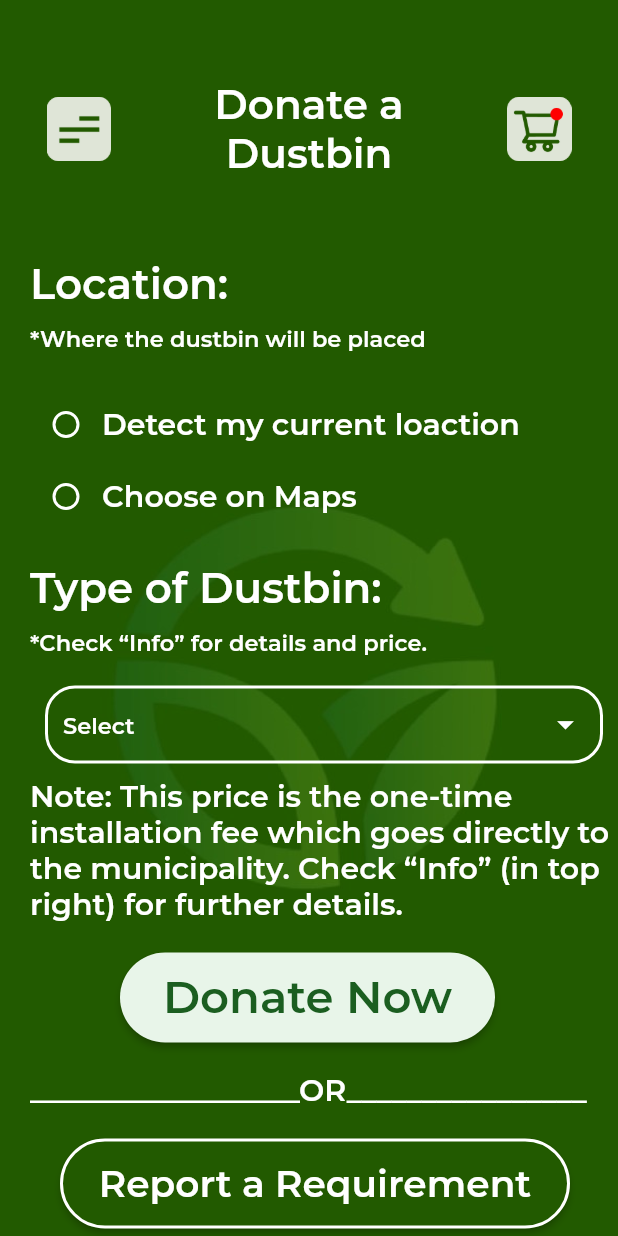
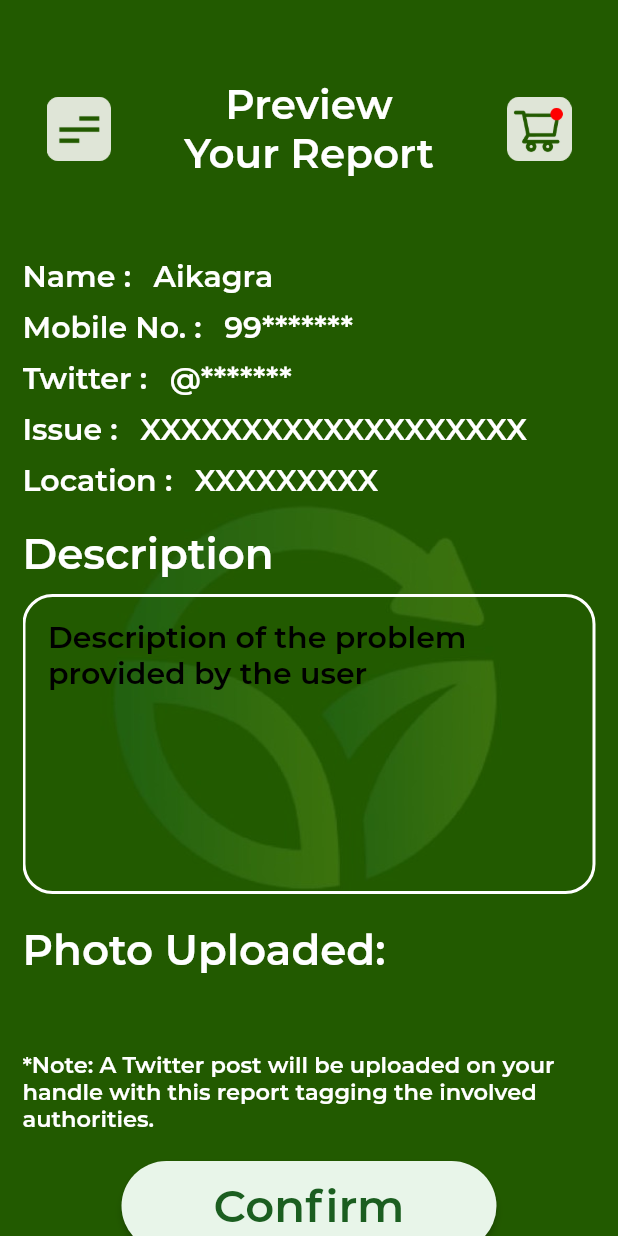
Before and after one commit to rounak610/oxon_app, a Flutter app: the screen it shows after launch, after a tap on "Sign Up", on a phone screen of 412 x 824 dp. Run offline on Flutter 3.47's test engine with Material 2 defaults, Android fonts, the phone set to English and light mode, and no system bars.

Commit message:
preview report

```diff
--- a/lib/pages/donate_dustbin.dart
+++ b/lib/pages/donate_dustbin.dart
@@ -59,9 +59,9 @@ class _DonateDustbinState extends State<DonateDustbin> {
                           .image,
                       fit: BoxFit.cover)),
             ),
-            SingleChildScrollView(
-              child: Padding(
-                padding : EdgeInsets.fromLTRB(20, 0, 0, 0),
+            Padding(
+              padding: EdgeInsets.fromLTRB(10, 0, 10, 0),
+              child: SingleChildScrollView(
                 child: Column(
                   crossAxisAlignment: CrossAxisAlignment.start,
                   children: [
@@ -205,8 +205,7 @@ class _DonateDustbinState extends State<DonateDustbin> {
                     SizedBox(
                       height: 20,
                     ),
-                    Padding(
-                      padding: EdgeInsets.fromLTRB(60, 0, 0, 0),
+                    Center(
                       child: ConstrainedBox(
                         constraints: const BoxConstraints.tightFor(width: 250, height: 60),
                         child: ElevatedButton(
@@ -242,8 +241,7 @@ class _DonateDustbinState extends State<DonateDustbin> {
                     SizedBox(
                       height: 20,
                     ),
-                    Padding(
-                      padding: EdgeInsets.fromLTRB(20, 0, 0, 0),
+                    Center(
                       child: ConstrainedBox(
                         constraints: const BoxConstraints.tightFor(width: 340, height: 60),
                         child: ElevatedButton(
--- /dev/null
+++ b/lib/pages/preview_report.dart
@@ -0,0 +1,312 @@
+import 'package:flutter/cupertino.dart';
+import 'package:flutter/material.dart';
+import 'package:oxon_app/widgets/custom_appbar.dart';
+import 'package:oxon_app/widgets/custom_drawer.dart';
+
+class PreviewReport extends StatefulWidget {
+  const PreviewReport({Key? key}) : super(key: key);
+
+  @override
+  _PreviewReportState createState() => _PreviewReportState();
+}
+
+class _PreviewReportState extends State<PreviewReport> {
+  @override
+  Widget build(BuildContext context) {
+    return SafeArea(
+        child: Scaffold(
+          drawer: CustomDrawer(),
+          appBar: CustomAppBar(context,"Preview Your Report",
+              [
+                Container(
+                  width: 105,
+                  height: 105,
+                  child: IconButton(
+                      onPressed: () {},
+                      icon: Container(
+                        width: 43,
+                        height: 43,
+                        alignment: Alignment.center,
+                        decoration: BoxDecoration(
+                            image: DecorationImage(
+                                image: AssetImage("assets/icons/shopping_cart.png"))),
+                      )
+                  ),
+                )
+              ]
+          ),
+          body: Stack(
+            children: [
+              Container(
+                decoration: BoxDecoration(
+                    image: DecorationImage(
+                        image:
+                        Image.asset('assets/images/products_pg_bg.png')
+                            .image,
+                        fit: BoxFit.cover)),
+              ),
+              Padding(
+                padding: EdgeInsets.fromLTRB(15, 0, 15, 0),
+                child: SingleChildScrollView(
+                  child: Column(
+                    crossAxisAlignment: CrossAxisAlignment.start,
+                    children: [
+                      Row(
+                        children: [
+                          Text("Name :",
+                            style: TextStyle(
+                                fontSize: 20,
+                                color: Colors.white,
+                                fontWeight: FontWeight.w300
+                            ),
+                          ),
+                          SizedBox(
+                            width: 15,
+                          ),
+                          Text("Aikagra",
+                            style: TextStyle(
+                                fontSize: 20,
+                                color: Colors.white,
+                                fontWeight: FontWeight.w300
+                            ),
+                          )
+                        ],
+                      ),
+                      SizedBox(
+                        height: 10,
+                      ),
+                      Row(
+                        children: [
+                          Text("Mobile No. :",
+                            style: TextStyle(
+                                fontSize: 20,
+                                color: Colors.white,
+                                fontWeight: FontWeight.w300
+                            ),
+                          ),
+                          SizedBox(
+                            width: 15,
+                          ),
+                          Text("99*******",
+                            style: TextStyle(
+                                fontSize: 20,
+                                color: Colors.white,
+                                fontWeight: FontWeight.w300
+                            ),
+                          )
+                        ],
+                      ),
+                      SizedBox(
+                        height: 10,
+                      ),
+                      Row(
+                        children: [
+                          Text("Twitter :",
+                            style: TextStyle(
+                                fontSize: 20,
+                                color: Colors.white,
+                                fontWeight: FontWeight.w300
+                            ),
+                          ),
+                          SizedBox(
+                            width: 15,
+                          ),
+                          Text("@*******",
+                            style: TextStyle(
+                                fontSize: 20,
+                                color: Colors.white,
+                                fontWeight: FontWeight.w300
+                            ),
+                          )
+                        ],
+                      ),
+                      SizedBox(
+                        height: 10,
+                      ),
+                      Row(
+                        children: [
+                          Text("Issue :",
+                            style: TextStyle(
+                                fontSize: 20,
+                                color: Colors.white,
+                                fontWeight: FontWeight.w300
+                            ),
+                          ),
+                          SizedBox(
+                            width: 15,
+                          ),
+                          Text("XXXXXXXXXXXXXXXXXXX",
+                            style: TextStyle(
+                                fontSize: 20,
+                                color: Colors.white,
+                                fontWeight: FontWeight.w300
+                            ),
+                          )
+                        ],
+                      ),
+                      SizedBox(
+                        height: 10,
+                      ),
+                      Row(
+                        children: [
+                          Text("Location :",
+                            style: TextStyle(
+                                fontSize: 20,
+                                color: Colors.white,
+                                fontWeight: FontWeight.w300
+                            ),
+                          ),
+                          SizedBox(
+                            width: 15,
+                          ),
+                          Text("XXXXXXXXX",
+                            style: TextStyle(
+                                fontSize: 20,
+                                color: Colors.white,
+                                fontWeight: FontWeight.w300
+                            ),
+                          )
+                        ],
+                      ),
+                      SizedBox(
+                        height: 20,
+                      ),
+                      Text("Description",
+                        style: TextStyle(
+                            fontSize: 28,
+                            color: Colors.white,
+                            fontWeight: FontWeight.w700
+                        ),
+                      ),
+                      SizedBox(
+                        height: 10,
+                      ),
+                      Container(
+                       height: 200,
+                        width: MediaQuery.of(context).size.width,
+                        padding: EdgeInsets.all(15),
+                        decoration: BoxDecoration(
+                          border: Border.all(color: Colors.white, width: 2),
+                          borderRadius: BorderRadius.circular(20),
+                        ),
+                        child: Text("Description of the problem provided by the user",
+                          style: TextStyle(
+                              fontSize: 20,
+                              color: Colors.black,
+                              fontWeight: FontWeight.w200
+                          ),
+                        ),
+                      ),
+                      SizedBox(
+                        height: 20,
+                      ),
+                      Text("Photo Uploaded:",
+                        style: TextStyle(
+                            fontSize: 28,
+                            color: Colors.white,
+                            fontWeight: FontWeight.w700
+                        ),
+                      ),
+                      SizedBox(
+                        height: 50,
+                      ),
+                      Text(
+                        "*Note: A Twitter post will be uploaded on your handle with this report tagging the involved authorities.",
+                        style: TextStyle(
+                            fontSize: 15,
+                            color: Colors.white,
+                            fontWeight: FontWeight.w100
+                        ),
+                      ),
+                      SizedBox(
+                        height: 20,
+                      ),
+                      Center(
+                        child: ConstrainedBox(
+                           constraints: const BoxConstraints.tightFor(width: 250, height: 60),
+                           child: ElevatedButton(
+                             onPressed: (){
+                             },
+                             child: Text(
+                               'Confirm',
+                               style: TextStyle(
+                                   fontSize: 30,
+                                   color: Colors.green[900],
+                                   fontWeight: FontWeight.bold
+                               ),
+                             ),
+                             style: ElevatedButton.styleFrom(
+                                 primary: Colors.green[50],
+                                 shape: new RoundedRectangleBorder(
+                                     borderRadius: new BorderRadius.circular(35.0)
+                                 )
+                             ),
+                           ),
+                         ),
+                      ),
+                      SizedBox(
+                        height: 15,
+                      ),
+                      Center(
+                        child: ConstrainedBox(
+                          constraints: const BoxConstraints.tightFor(width: 250, height: 60),
+                          child: ElevatedButton(
+                            onPressed: (){
+                            },
+                            child: Text(
+                              'Share via...',
+                              style: TextStyle(
+                                  fontSize: 30,
+                                  color: Colors.green[900],
+                                  fontWeight: FontWeight.bold
+                              ),
+                            ),
+                            style: ElevatedButton.styleFrom(
+                                primary: Colors.green[50],
+                                shape: new RoundedRectangleBorder(
+                                    borderRadius: new BorderRadius.circular(35.0)
+                                )
+                            ),
+                          ),
+                        ),
+                      ),
+                      SizedBox(
+                        height: 15,
+                      ),
+                      Center(
+                        child: ConstrainedBox(
+                          constraints: const BoxConstraints.tightFor(width: 250, height: 60),
+                          child: ElevatedButton(
+                            onPressed: (){
+                            },
+                            child: Text(
+                              'Go back',
+                              style: TextStyle(
+                                  fontSize: 25,
+                                  color: Colors.white,
+                                  fontWeight: FontWeight.bold
+                              ),
+                            ),
+                            style: ElevatedButton.styleFrom(
+                                side: BorderSide(
+                                    color: Colors.white,
+                                    width: 2
+                                ),
+                                primary:  Color.fromARGB(255, 34, 90, 0),
+                                shape: new RoundedRectangleBorder(
+                                    borderRadius: new BorderRadius.circular(35.0)
+                                )
+                            ),
+                          ),
+                        ),
+                      ),
+                    ],
+                  )
+                ),
+              )
+            ],
+          ),
+        )
+    );
+  }
+}
--- a/lib/pages/welcome_pg.dart
+++ b/lib/pages/welcome_pg.dart
@@ -2,6 +2,7 @@ import 'package:flutter/cupertino.dart';
 import 'package:flutter/material.dart';
 import 'package:flutter/widgets.dart';
 import 'package:oxon_app/pages/donate_dustbin.dart';
+import 'package:oxon_app/pages/preview_report.dart';
 import 'package:oxon_app/pages/products_pg.dart';
 import 'package:oxon_app/pages/sigup_pg.dart';
 import 'login_pg.dart';
@@ -73,7 +74,7 @@ class _WelcomePageState extends State<WelcomePage> {
                         ),
                         GestureDetector(
                           onTap: () {
-                            Navigator.push(context, MaterialPageRoute(builder: (context)=>DonateDustbin()));
+                            Navigator.push(context, MaterialPageRoute(builder: (context)=>PreviewReport()));
                           },
                           child: Text(
                             "Sign Up",
```
